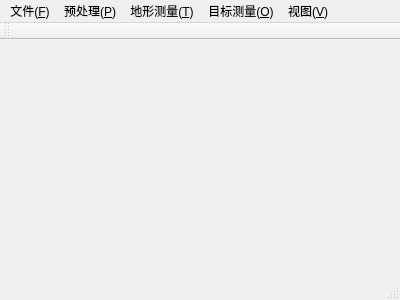
First picture: the form in mainwindow.ui, repository Shenpeng1992/SAMS, before the edit.
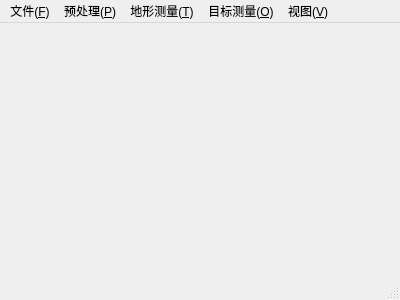
Second picture: the form after the edit. Icons and pictures are not drawn.

```diff
--- a/mainwindow.ui
+++ b/mainwindow.ui
@@ -81,14 +81,6 @@
    <addaction name="menu_ObjectMeasurement"/>
    <addaction name="menu_View"/>
   </widget>
-  <widget class="QToolBar" name="mainToolBar">
-   <attribute name="toolBarArea">
-    <enum>TopToolBarArea</enum>
-   </attribute>
-   <attribute name="toolBarBreak">
-    <bool>false</bool>
-   </attribute>
-  </widget>
   <widget class="QStatusBar" name="statusBar"/>
   <action name="action_AddLFloder">
    <property name="icon">
```
